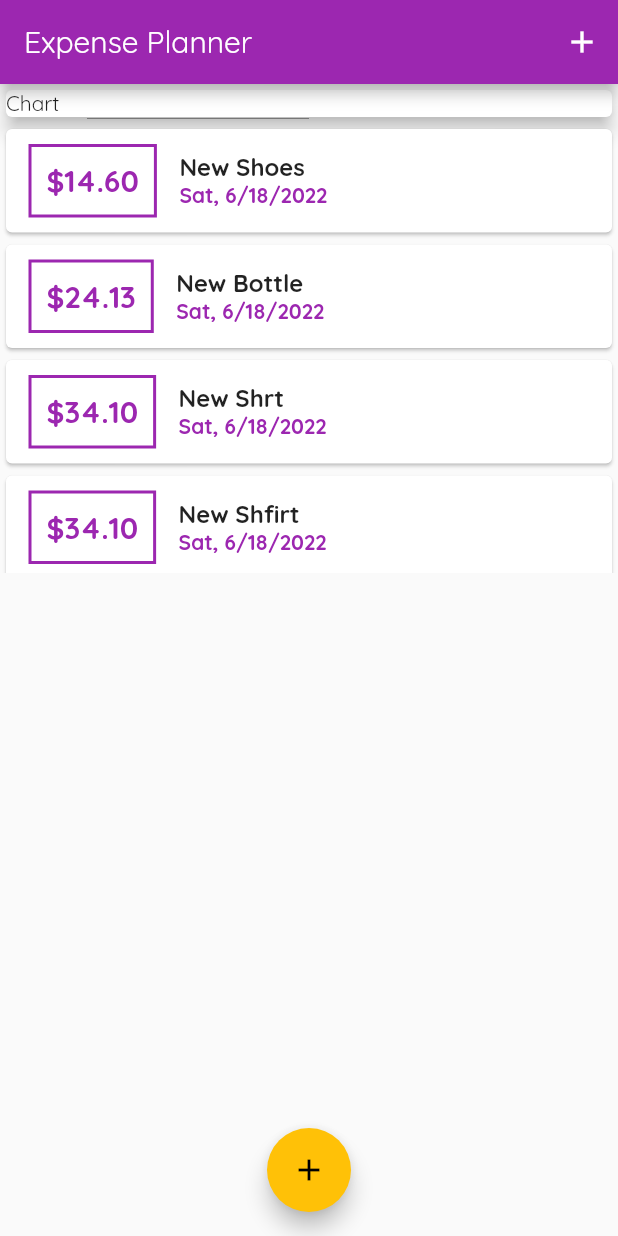
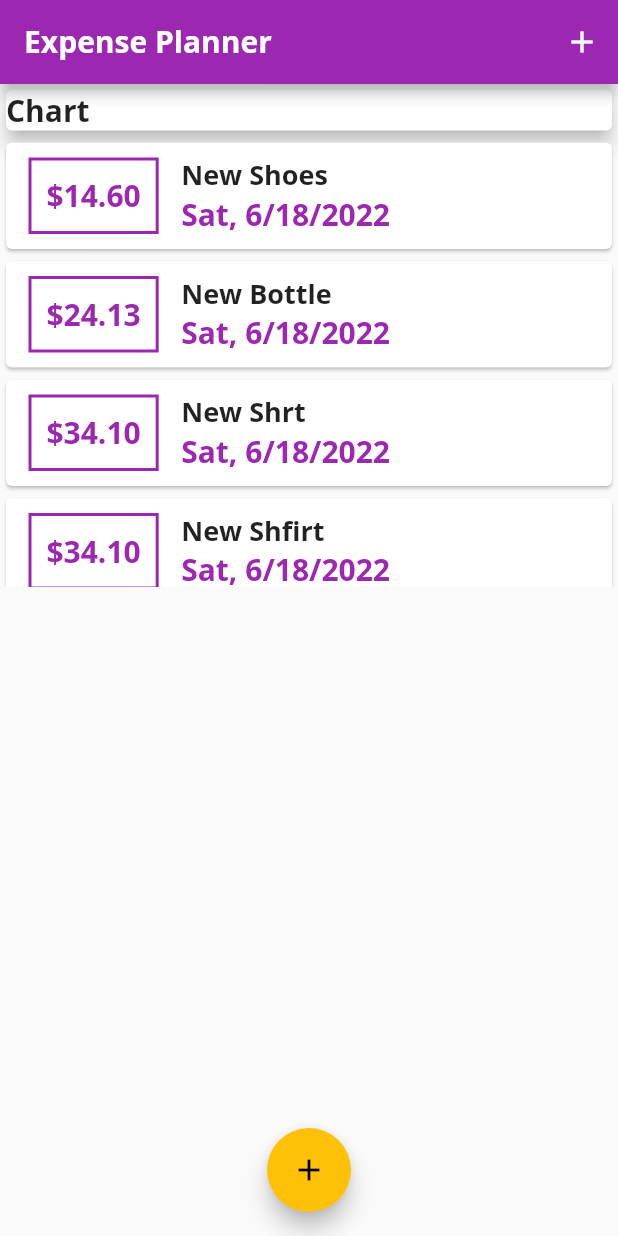
Before and after one commit to mzbudi/Flutter-Expense-Planner, a Flutter app: the screen it shows after launch, on a phone screen of 412 x 824 dp. Run offline on Flutter 3.47's test engine with Material 2 defaults, Android fonts, the phone set to English and light mode, and no system bars.

Commit message:
Modify : App Text Theme

```diff
--- a/lib/main.dart
+++ b/lib/main.dart
@@ -19,7 +19,23 @@ class CoreClass extends StatelessWidget {
           colorScheme: ColorScheme.fromSwatch(
               primarySwatch: Colors.purple, accentColor: Colors.amber),
           primaryColor: Colors.purple,
-          fontFamily: 'Quicksand'),
+          fontFamily: 'Quicksand',
+          textTheme: const TextTheme(
+            titleMedium: TextStyle(
+              fontFamily: 'OpenSans',
+              fontWeight: FontWeight.bold,
+              fontSize: 18,
+            ),
+            bodyMedium: TextStyle(
+                fontFamily: 'OpenSans',
+                fontWeight: FontWeight.bold,
+                fontSize: 20),
+          ),
+          appBarTheme: const AppBarTheme(
+              titleTextStyle: TextStyle(
+                  fontFamily: 'OpenSans',
+                  fontSize: 20,
+                  fontWeight: FontWeight.bold))),
       home: const Home(),
     );
   }
--- a/lib/view/transaction/widgets/transaction_list.dart
+++ b/lib/view/transaction/widgets/transaction_list.dart
@@ -36,11 +36,8 @@ class TransactionList extends StatelessWidget {
                 Column(
                   crossAxisAlignment: CrossAxisAlignment.start,
                   children: [
-                    Text(
-                      userTransactions[index].title,
-                      style: const TextStyle(
-                          fontWeight: FontWeight.bold, fontSize: 16),
-                    ),
+                    Text(userTransactions[index].title,
+                        style: Theme.of(context).textTheme.titleMedium),
                     Text(
                       DateFormat.yMEd().format(userTransactions[index].date),
                       style: TextStyle(
```
